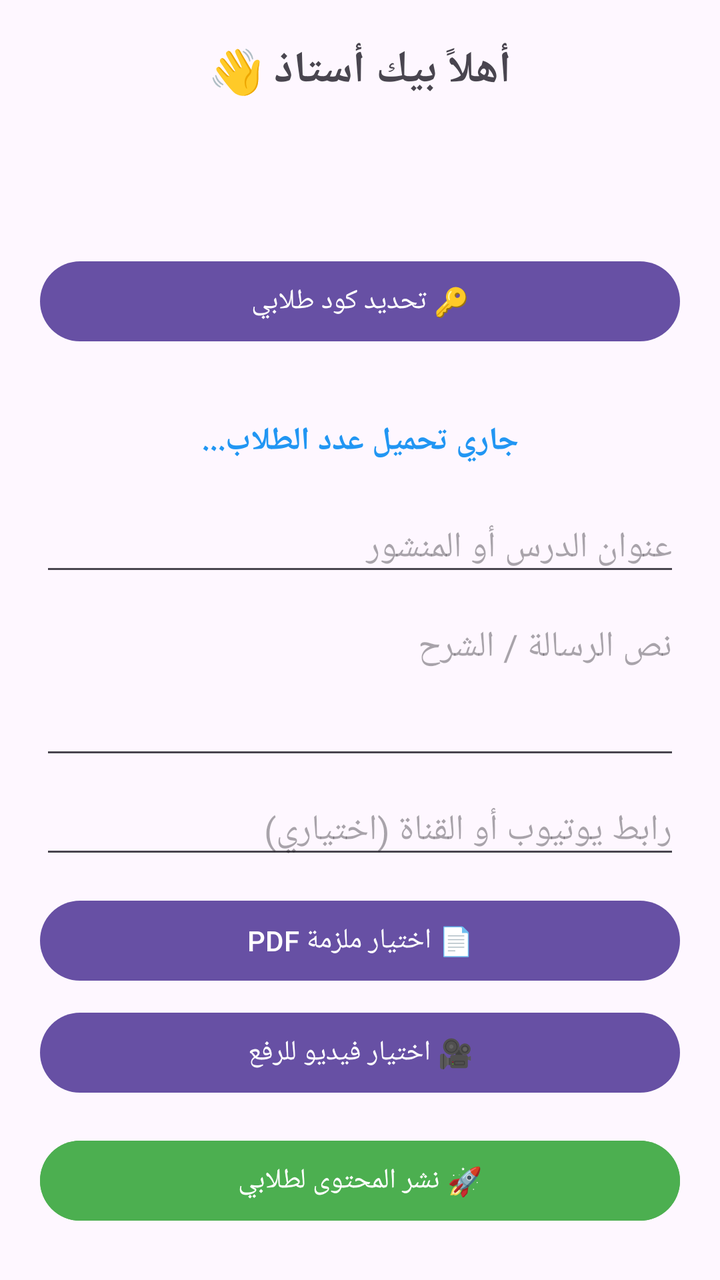
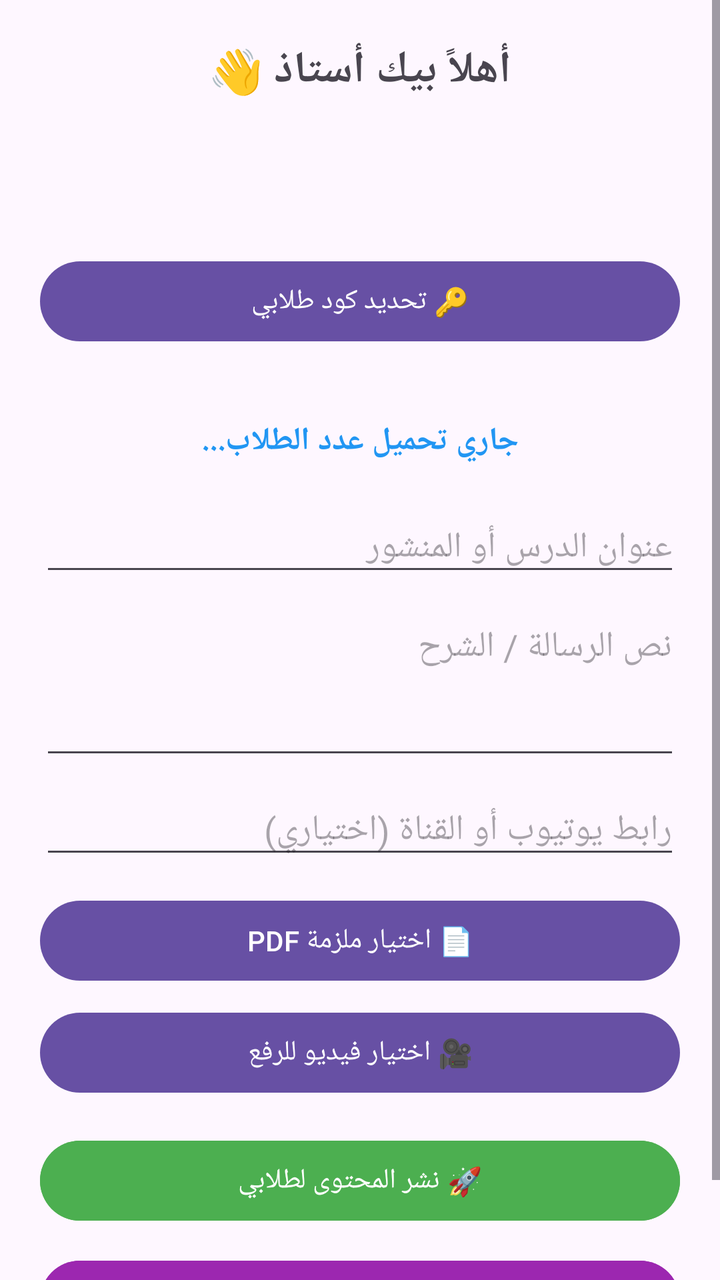

Before-and-after screenshots of an Android layout around one commit, followed by the original layout XML and the change that was made.
<!-- AndroidManifest.xml: application theme Theme.1Bac -->
<!-- res/layout/activity_teacher_dashboard.xml -->
<?xml version="1.0" encoding="utf-8"?>
<ScrollView xmlns:android="http://schemas.android.com/apk/res/android"
    android:layout_width="match_parent"
    android:layout_height="match_parent">

    <LinearLayout
        android:layout_width="match_parent"
        android:layout_height="wrap_content"
        android:orientation="vertical"
        android:padding="20dp">

        <TextView
            android:id="@+id/teacherWelcomeText"
            android:layout_width="match_parent"
            android:layout_height="wrap_content"
            android:text="أهلاً بيك أستاذ 👋"
            android:textSize="22sp"
            android:textStyle="bold"
            android:gravity="center"
            android:layout_marginBottom="8dp" />

        <TextView
            android:id="@+id/teacherSubjectText"
            android:layout_width="match_parent"
            android:layout_height="wrap_content"
            android:textSize="16sp"
            android:gravity="center"
            android:textColor="#666666"
            android:layout_marginBottom="8dp" />

        <TextView
            android:id="@+id/teacherExpiryText"
            android:layout_width="match_parent"
            android:layout_height="wrap_content"
            android:textSize="14sp"
            android:gravity="center"
            android:textColor="#F5A623"
            android:layout_marginBottom="20dp" />

        
        <Button
            android:id="@+id/setJoinCodeButton"
            android:layout_width="match_parent"
            android:layout_height="wrap_content"
            android:text="🔑 تحديد كود طلابي" />

        <TextView
            android:id="@+id/currentJoinCodeText"
            android:layout_width="match_parent"
            android:layout_height="wrap_content"
            android:layout_marginTop="8dp"
            android:gravity="center"
            android:textSize="14sp"
            android:textColor="#666666" />

        
        <TextView
            android:id="@+id/studentCountText"
            android:layout_width="match_parent"
            android:layout_height="wrap_content"
            android:layout_marginTop="8dp"
            android:gravity="center"
            android:textSize="16sp"
            android:textStyle="bold"
            android:textColor="#2196F3"
            android:text="جاري تحميل عدد الطلاب..."
            android:layout_marginBottom="20dp" />

        
        <EditText
            android:id="@+id/etTitle"
            android:layout_width="match_parent"
            android:layout_height="wrap_content"
            android:hint="عنوان الدرس أو المنشور"
            android:inputType="text" />

        <EditText
            android:id="@+id/etDescription"
            android:layout_width="match_parent"
            android:layout_height="wrap_content"
            android:hint="نص الرسالة / الشرح"
            android:minLines="3"
            android:gravity="top"
            android:inputType="textMultiLine"
            android:layout_marginTop="8dp"/>

        <EditText
            android:id="@+id/etYoutubeUrl"
            android:layout_width="match_parent"
            android:layout_height="wrap_content"
            android:hint="رابط يوتيوب أو القناة (اختياري)"
            android:inputType="textUri"
            android:layout_marginTop="8dp"/>

        <Button
            android:id="@+id/btnSelectPdf"
            android:layout_width="match_parent"
            android:layout_height="wrap_content"
            android:text="📄 اختيار ملزمة PDF"
            android:layout_marginTop="12dp"/>

        <Button
            android:id="@+id/btnSelectVideo"
            android:layout_width="match_parent"
            android:layout_height="wrap_content"
            android:text="🎥 اختيار فيديو للرفع"
            android:layout_marginTop="8dp"/>

        <Button
            android:id="@+id/sendMessageButton"
            android:layout_width="match_parent"
            android:layout_height="wrap_content"
            android:text="🚀 نشر المحتوى لطلابي"
            android:backgroundTint="#4CAF50"
            android:textColor="#FFFFFF"
            android:layout_marginTop="16dp" />

    </LinearLayout>
</ScrollView>
<!-- resources referenced by this layout -->
<resources>
  <style name="Theme.1Bac" parent="Base.Theme.1Bac" />
  <style name="Base.Theme.1Bac" parent="Theme.Material3.DayNight.NoActionBar">
          
          
      </style>
</resources>

<!-- the commit's change to res/layout/activity_teacher_dashboard.xml (unified diff, before → after) -->
@@ -114,6 +114,14 @@
             android:backgroundTint="#4CAF50"
             android:textColor="#FFFFFF"
             android:layout_marginTop="16dp" />
+        <Button
+    android:id="@+id/btnAddExam"
+    android:layout_width="match_parent"
+    android:layout_height="wrap_content"
+    android:text="📝 إضافة امتحان جديد"
+    android:backgroundTint="#9C27B0"
+    android:textColor="#FFFFFF"
+    android:layout_marginTop="12dp" />
 
     </LinearLayout>
 </ScrollView>
